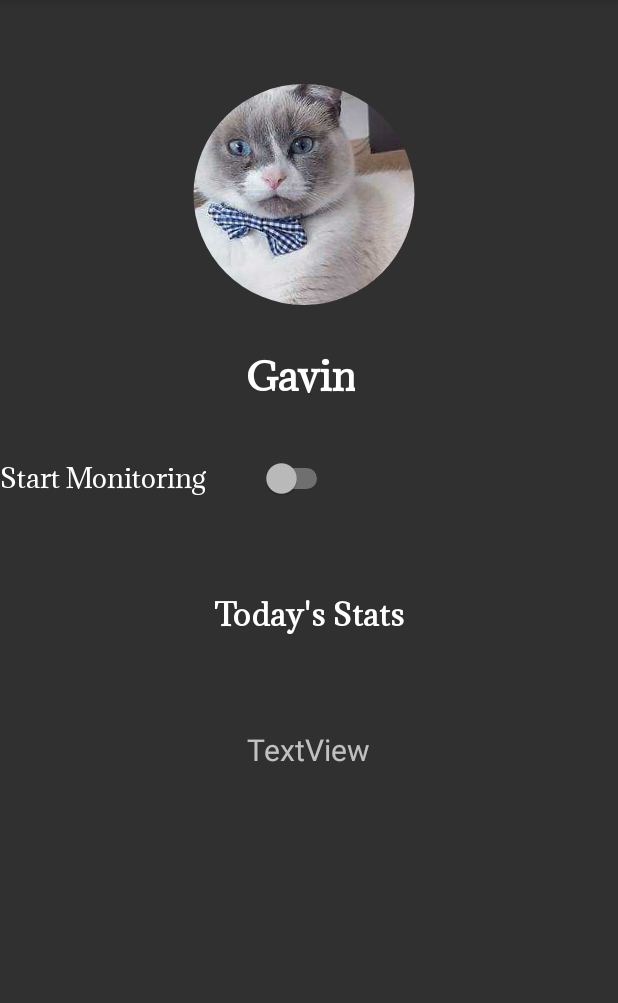
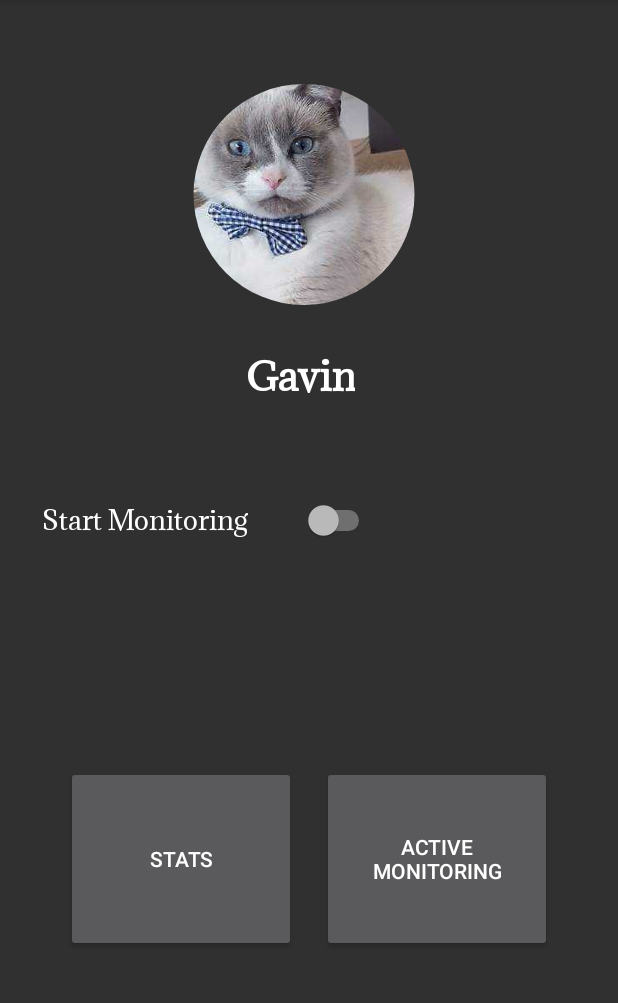
Before and after one commit to rakshithsinghgm/Pet_Care, an Android app: the screen it shows after launch (MainActivity), on a phone screen of 412 x 824 dp, the part 84-1087 px from its top. Run offline under Robolectric (Android 15) with nearby library versions, the phone set to English and light mode, and no system bars; our stand-ins replace CircleImageView; libraries missing offline, so code that uses them is left out: com.github.mikephil.charting; 1 statement that could not run was skipped.

Commit message:
New Activities for Stats and Active Monitoring

```diff
--- a/PetCareFinal/mobile/src/main/java/com/example/pet_care_final/MainActivity.java
+++ b/PetCareFinal/mobile/src/main/java/com/example/pet_care_final/MainActivity.java
@@ -14,6 +14,7 @@ import android.database.sqlite.SQLiteDatabase;
 import android.os.Bundle;
 import android.util.Log;
 import android.view.View;
+import android.widget.Button;
 import android.widget.Switch;
 import android.widget.TextView;
 
@@ -54,19 +55,16 @@ public class MainActivity extends AppCompatActivity  {
     Switch montior_switch;
     boolean monitor_flag=false;
 
-    TextView stats;
+    Button stats_btn;
+    Button active_monitoring_btn;
+
+    private SQLiteDatabase statsdb;
+    private Cursor cur;
 
     public static final String ACTIVITY_CLASS_SLEEPING_STRING = "Sleeping";
     public static final String ACTIVITY_CLASS_INACTIVE_STRING = "Inactive";
     public static final String ACTIVITY_CLASS_ACTIVE_STRING = "Active";
 
-    private SQLiteDatabase statsdb;
-    private Cursor cur;
-
-    SimpleDateFormat sdf = new SimpleDateFormat("yyyy-MM-dd");
-    //Date date = sdf.format(new Date ());//tc:  does not compile
-    Date date = null;
-    BarChart chart;
 
     @Override
     protected void onCreate(Bundle savedInstanceState) {
@@ -77,35 +75,37 @@ public class MainActivity extends AppCompatActivity  {
         statsdb = dbHelper.getWritableDatabase();
 
         montior_switch = findViewById(R.id.switch1);
+        stats_btn = findViewById(R.id.stats_btn);
+        active_monitoring_btn = findViewById(R.id.active_monitor_btn);
 
         // todo:  get current job status, and set monitor_switch value
 
         //DispStats();
     }
 
-    /*
+    public void call_activemonitor_act(View view) {
 
-    ### SERVICES OPTIONAL ###
-    public void startService(View V) {
-
-        String flag = " ";
-        Intent serviceIntent = new Intent(this, PetCareService.class);
-        serviceIntent.putExtra("inputExtra", flag);
-        ContextCompat.startForegroundService(this, serviceIntent);
+        Intent activemonitoring_intent = new Intent(this, ActiveMonitoringActivity.class);
+        this.startActivity(activemonitoring_intent);
     }
 
-    public void stopService(View V) {
+    public void call_stats_act(View view) {
 
-        Intent serviceIntent = new Intent(this, PetCareService.class);
-        stopService(serviceIntent);
-
+        Intent stats_act_intent = new Intent(this, StatsActivity.class);
+        this.startActivity(stats_act_intent);
     }
 
-    */
-
-    // Display Stats Sections
+    SimpleDateFormat sdf = new SimpleDateFormat("yyyy-MM-dd");
+    //Date date = sdf.format(new Date ());//tc:  does not compile
+    Date date = null;
 
     public void DispStats() {
+
+        SQLiteDatabase statsdb;
+        Cursor cur = null;
+
+        StatsDBHelper dbHelper = new StatsDBHelper(this);
+        statsdb = dbHelper.getWritableDatabase();
 
         String SQL_READ_QUERY = "SELECT * FROM " + ActivityStats.StatsEntry.Table_Name + " WHERE " + ActivityStats.StatsEntry.Time_Stamp + " = ?";
         statsdb.rawQuery(SQL_READ_QUERY, new String[]{String.valueOf(date)});
@@ -115,6 +115,7 @@ public class MainActivity extends AppCompatActivity  {
         int sleeping_time = 150;
         String time_stamp = "";
         cur.moveToFirst();
+
         while (!cur.isAfterLast()) {
             active_time = cur.getInt(cur.getColumnIndex(ActivityStats.StatsEntry.Active));
             inactive_time = cur.getInt(cur.getColumnIndex(ActivityStats.StatsEntry.Inactive));
@@ -122,40 +123,34 @@ public class MainActivity extends AppCompatActivity  {
             time_stamp = cur.getString(cur.getColumnIndex(ActivityStats.StatsEntry.Time_Stamp));
             cur.moveToNext();
         }
-        stats.setText("Time Spent in Active Class"+ active_time +"\n" +"Time Spent in Inactive Class"+ inactive_time +"\n" +"Time Spent in Sleeping Class"+ sleeping_time +"\n");
+        //stats.setText("Time Spent in Active Class"+ active_time +"\n" +"Time Spent in Inactive Class"+ inactive_time +"\n" +"Time Spent in Sleeping Class"+ sleeping_time +"\n");
 
-        /*
-        ArrayList<BarEntry> BarEntry = new ArrayList<>();
+        /*BarChart barChart = (BarChart) findViewById(R.id.barchart);
 
-        BarEntry.add(new BarEntry(active_time, 0));
-        BarEntry.add(new BarEntry(inactive_time, 1));
-        BarEntry.add(new BarEntry(sleeping_time, 2));
+        ArrayList<BarEntry> entries = new ArrayList<>();
+        entries.add(new BarEntry(8f, 0));
+        entries.add(new BarEntry(2f, 1));
+        entries.add(new BarEntry(5f, 2));
+        entries.add(new BarEntry(20f, 3));
+        entries.add(new BarEntry(15f, 4));
+        entries.add(new BarEntry(19f, 5));
 
-        BarDataSet dataSet = new BarDataSet(BarEntry, "Pet Stats");
-        BarData data = new BarData();
-        data.addDataSet(dataSet);
+        BarDataSet bardataset = new BarDataSet(entries, "Cells");
 
-        //final ArrayList<String> labels = new ArrayList<>();
-        //labels.add("Active");
-        //labels.add("Inactive");
-        //labels.add("Sleeping");
+        ArrayList<String> labels = new ArrayList<String>();
+        labels.add("2016");
+        labels.add("2015");
+        labels.add("2014");
+        labels.add("2013");
+        labels.add("2012");
+        labels.add("2011");
 
-        final List list_x_axis_name = new ArrayList<>();
-        list_x_axis_name.add("Active");
-        list_x_axis_name.add("Inactive");
-        list_x_axis_name.add("Sleeping");
-
-        XAxis xAxis = chart.getXAxis();
-        xAxis.setGranularity(1f);
-        xAxis.setCenterAxisLabels(true);
-        xAxis.setLabelRotationAngle(-90);
-        xAxis.setValueFormatter(new IndexAxisValueFormatter(list_x_axis_name));
-
-        //chart.setDataSer(dataSet);
-        chart.setData(data);
-        chart.setFitBars(true);
-
-         */
+        BarData data = new BarData(labels, bardataset);
+        barChart.setData(data); // set the data and list of labels into chart
+        barChart.setDescription("Set Bar Chart Description Here");  // set the description
+        bardataset.setColors(ColorTemplate.COLORFUL_COLORS);
+        barChart.animateY(5000);
+        */
     }
 
     /*
@@ -188,12 +183,27 @@ public class MainActivity extends AppCompatActivity  {
                 ActivityStats.StatsEntry.Time_Stamp + " DESC");
         )
     }
+    */
+    /*
 
-    @Override
-    public void onMessageReceived(@NonNull MessageEvent messageEvent) {
-        Log.d(TAG, "MainActivity received message on path: " +  messageEvent.getPath());
+    ### SERVICES OPTIONAL ###
+    public void startService(View V) {
+
+        String flag = " ";
+        Intent serviceIntent = new Intent(this, PetCareService.class);
+        serviceIntent.putExtra("inputExtra", flag);
+        ContextCompat.startForegroundService(this, serviceIntent);
     }
-     */
+
+    public void stopService(View V) {
+
+        Intent serviceIntent = new Intent(this, PetCareService.class);
+        stopService(serviceIntent);
+
+    }
+
+    */
+
 
     public void monitorswitch_click(View view) {
         if ( montior_switch.isChecked() )
--- a/PetCareFinal/mobile/src/main/res/layout/activity_main.xml
+++ b/PetCareFinal/mobile/src/main/res/layout/activity_main.xml
@@ -1,5 +1,5 @@
 <?xml version="1.0" encoding="utf-8"?>
-<RelativeLayout xmlns:android="http://schemas.android.com/apk/res/android"
+<androidx.constraintlayout.widget.ConstraintLayout xmlns:android="http://schemas.android.com/apk/res/android"
     xmlns:app="http://schemas.android.com/apk/res-auto"
     xmlns:tools="http://schemas.android.com/tools"
     android:id="@+id/relativeLayout"
@@ -8,26 +8,15 @@
     tools:context=".MainActivity">
 
 
-    <TextView
-        android:id="@+id/headline"
-        android:layout_width="219dp"
-        android:layout_height="32dp"
-        android:layout_marginStart="96dp"
-        android:layout_marginTop="395dp"
-        android:fontFamily="@font/adamina"
-        android:text="Today's Stats"
-        android:textAlignment="center"
-        android:textColor="#FFFFFF"
-        android:textSize="20sp"
-        android:textStyle="bold" />
-
     <de.hdodenhof.circleimageview.CircleImageView
         android:id="@+id/photo"
         android:layout_width="277dp"
         android:layout_height="147dp"
         android:layout_marginStart="64dp"
         android:layout_marginTop="56dp"
-        android:src="@drawable/gavin_face" />
+        android:src="@drawable/gavin_face"
+        app:layout_constraintStart_toStartOf="parent"
+        app:layout_constraintTop_toTopOf="parent" />
 
     <TextView
         android:id="@+id/pet_name"
@@ -42,30 +31,51 @@
         android:textAllCaps="false"
         android:textColor="#FFFFFF"
         android:textSize="25sp"
-        android:textStyle="bold" />
-
-    <TextView
-        android:id="@+id/stats_txt"
-        android:layout_width="348dp"
-        android:layout_height="207dp"
-        android:layout_marginStart="31dp"
-        android:layout_marginTop="486dp"
-        android:layout_marginEnd="32dp"
-        android:layout_marginBottom="39dp"
-        android:text="TextView"
-        android:textAlignment="center"
-        android:textSize="20sp" />
+        android:textStyle="bold"
+        app:layout_constraintStart_toStartOf="parent"
+        app:layout_constraintTop_toTopOf="parent" />
 
     <Switch
         android:id="@+id/switch1"
         android:layout_width="222dp"
         android:layout_height="62dp"
-        android:layout_marginTop="288dp"
-        android:layout_marginEnd="161dp"
-        android:layout_marginBottom="381dp"
+        android:layout_marginStart="28dp"
+        android:layout_marginTop="316dp"
         android:fontFamily="@font/adamina"
         android:onClick="monitorswitch_click"
         android:text="Start Monitoring"
-        android:textSize="17sp" />
+        android:textSize="17sp"
+        app:layout_constraintStart_toStartOf="parent"
+        app:layout_constraintTop_toTopOf="parent" />
 
-</RelativeLayout>
+    <Button
+        android:id="@+id/stats_btn"
+        android:layout_width="153dp"
+        android:layout_height="124dp"
+        android:layout_marginStart="44dp"
+        android:layout_marginTop="459dp"
+        android:layout_marginBottom="83dp"
+        android:onClick="call_stats_act"
+        android:text="Stats"
+        android:textColor="#FFFFFF"
+        app:layout_constraintBottom_toBottomOf="parent"
+        app:layout_constraintStart_toStartOf="parent"
+        app:layout_constraintTop_toTopOf="parent"
+        app:layout_constraintVertical_bias="0.507" />
+
+    <Button
+        android:id="@+id/active_monitor_btn"
+        android:layout_width="153dp"
+        android:layout_height="124dp"
+        android:layout_marginTop="459dp"
+        android:layout_marginEnd="44dp"
+        android:layout_marginBottom="83dp"
+        android:text="active monitoring"
+        android:textColor="#FFFFFF"
+        android:onClick="call_activemonitor_act"
+        app:layout_constraintBottom_toBottomOf="parent"
+        app:layout_constraintEnd_toEndOf="parent"
+        app:layout_constraintTop_toTopOf="parent"
+        app:layout_constraintVertical_bias="0.507" />
+
+</androidx.constraintlayout.widget.ConstraintLayout>
```
Also changed, not shown: PetCareFinal/mobile/src/main/AndroidManifest.xml (+6 -3 lines), PetCareFinal/mobile/src/main/java/com/example/pet_care_final/ActiveMonitoringActivity.java (added, +14 -0 lines), PetCareFinal/mobile/src/main/java/com/example/pet_care_final/StatsActivity.java (added, +51 -0 lines), PetCareFinal/mobile/src/main/res/layout/activity_active_monitoring.xml (added, +26 -0 lines), PetCareFinal/mobile/src/main/res/layout/activity_stats.xml (added, +42 -0 lines), PetCareFinal/mobile/src/main/res/drawable/chart.png (added), PetCareFinal/mobile/src/main/res/drawable/paw.png (added).
